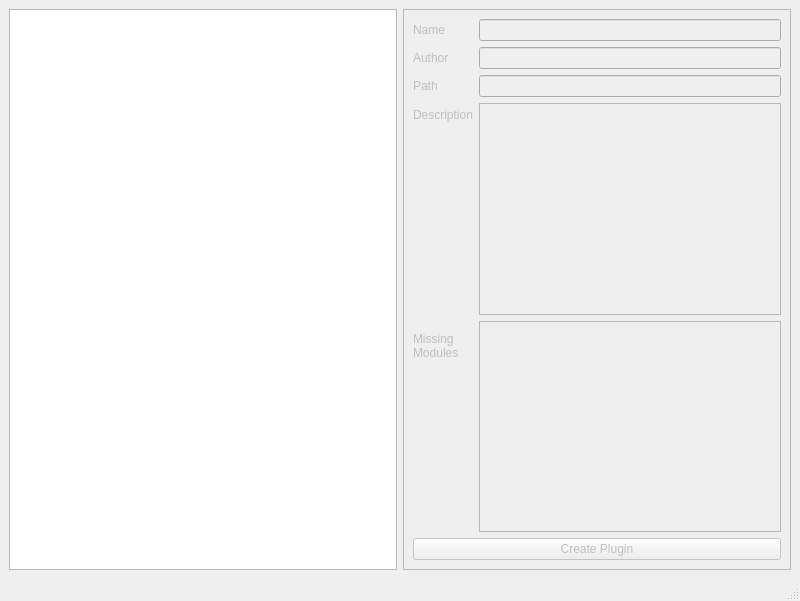
TUB-Control/PaPI, file ui/gui/qt_new/create.ui: the form before one commit.
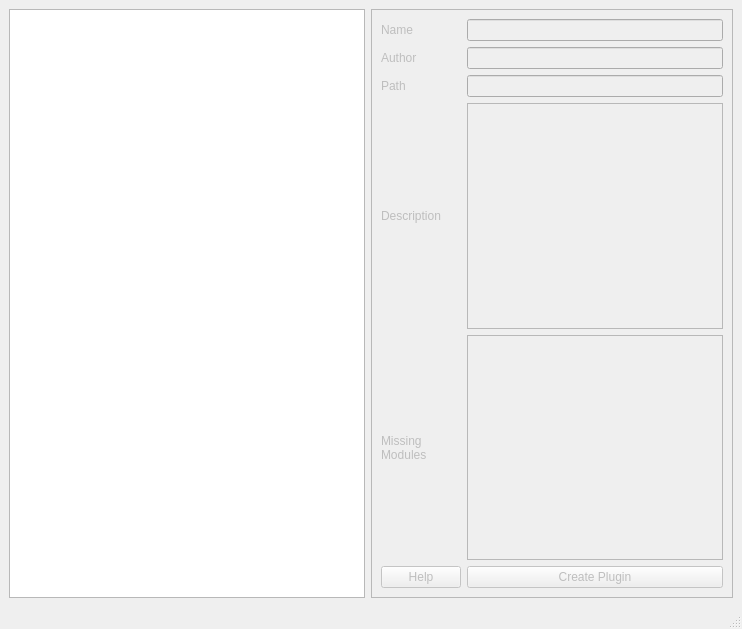
The form after the commit.

Commit message: Added a 'help'-Button in the create_menu which opens the corresponding documentation on github-pages.

What changed in the file:
```diff
--- a/ui/gui/qt_new/create.ui
+++ b/ui/gui/qt_new/create.ui
@@ -6,8 +6,8 @@
    <rect>
     <x>0</x>
     <y>0</y>
-    <width>800</width>
-    <height>601</height>
+    <width>742</width>
+    <height>629</height>
    </rect>
   </property>
   <property name="windowTitle">
@@ -40,30 +40,13 @@
           <rect>
            <x>0</x>
            <y>0</y>
-           <width>385</width>
-           <height>532</height>
+           <width>360</width>
+           <height>585</height>
           </rect>
          </property>
          <layout class="QVBoxLayout" name="verticalLayout">
           <item>
-           <layout class="QFormLayout" name="formLayout">
-            <property name="fieldGrowthPolicy">
-             <enum>QFormLayout::AllNonFixedFieldsGrow</enum>
-            </property>
-            <item row="0" column="0">
-             <widget class="QLabel" name="nameLabel">
-              <property name="text">
-               <string>Name</string>
-              </property>
-             </widget>
-            </item>
-            <item row="1" column="0">
-             <widget class="QLabel" name="authorLabel">
-              <property name="text">
-               <string>Author</string>
-              </property>
-             </widget>
-            </item>
+           <layout class="QGridLayout" name="gridLayout">
             <item row="2" column="0">
              <widget class="QLabel" name="pathLabel">
               <property name="text">
@@ -71,6 +54,17 @@
               </property>
              </widget>
             </item>
+            <item row="4" column="1">
+             <widget class="QListWidget" name="modulesList"/>
+            </item>
+            <item row="4" column="0">
+             <widget class="QLabel" name="modulesLabel">
+              <property name="text">
+               <string>Missing
+Modules</string>
+              </property>
+             </widget>
+            </item>
             <item row="3" column="0">
              <widget class="QLabel" name="descriptionLabel">
               <property name="text">
@@ -78,38 +72,48 @@
               </property>
              </widget>
             </item>
-            <item row="3" column="1">
-             <widget class="QTextEdit" name="descriptionText"/>
+            <item row="2" column="1">
+             <widget class="QLineEdit" name="pathEdit"/>
+            </item>
+            <item row="1" column="0">
+             <widget class="QLabel" name="authorLabel">
+              <property name="text">
+               <string>Author</string>
+              </property>
+             </widget>
             </item>
             <item row="0" column="1">
              <widget class="QLineEdit" name="nameEdit"/>
             </item>
+            <item row="3" column="1">
+             <widget class="QTextEdit" name="descriptionText"/>
+            </item>
+            <item row="0" column="0">
+             <widget class="QLabel" name="nameLabel">
+              <property name="text">
+               <string>Name</string>
+              </property>
+             </widget>
+            </item>
             <item row="1" column="1">
              <widget class="QLineEdit" name="authorEdit"/>
             </item>
-            <item row="2" column="1">
-             <widget class="QLineEdit" name="pathEdit"/>
-            </item>
-            <item row="4" column="0">
-             <widget class="QLabel" name="modulesLabel">
+            <item row="5" column="1">
+             <widget class="QPushButton" name="createButton">
               <property name="text">
-               <string>Missing
-Modules</string>
+               <string>Create Plugin</string>
               </property>
              </widget>
             </item>
-            <item row="4" column="1">
-             <widget class="QListWidget" name="modulesList"/>
+            <item row="5" column="0">
+             <widget class="QPushButton" name="helpButton">
+              <property name="text">
+               <string>Help</string>
+              </property>
+             </widget>
             </item>
            </layout>
           </item>
-          <item>
-           <widget class="QPushButton" name="createButton">
-            <property name="text">
-             <string>Create Plugin</string>
-            </property>
-           </widget>
-          </item>
          </layout>
         </widget>
        </widget>
```
Left out of the diff: 10 changed lines with no effect on the pictures. The commit also changes 8 other files.
